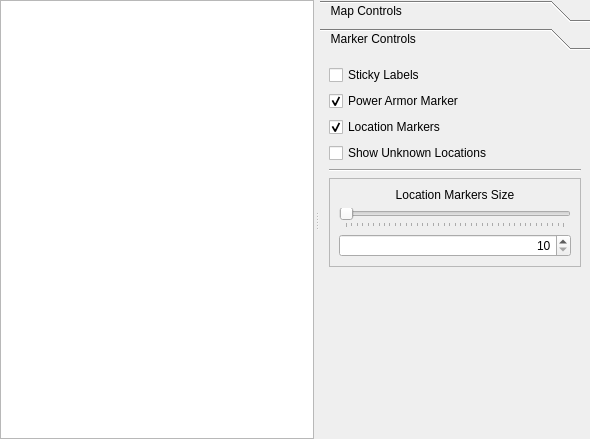
Above: widgets/map/ui/globalmapwidget.ui from matzman666/PyPipboyApp before the change. Below: the same form after it.
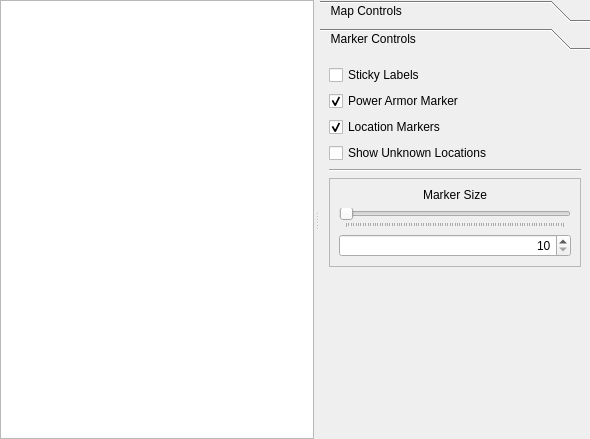
That is the form after the change.

Commit message: Improved marker scaling and location marker pixmap creation. Applied marker scaling to all marker types. Some Bugfixes.

```diff
--- a/widgets/map/ui/globalmapwidget.ui
+++ b/widgets/map/ui/globalmapwidget.ui
@@ -229,8 +229,8 @@
            <rect>
             <x>0</x>
             <y>0</y>
-            <width>270</width>
-            <height>385</height>
+            <width>316</width>
+            <height>357</height>
            </rect>
           </property>
           <attribute name="label">
@@ -296,7 +296,7 @@
               <item row="0" column="0">
                <widget class="QLabel" name="label">
                 <property name="text">
-                 <string>Location Markers Size</string>
+                 <string>Marker Size</string>
                 </property>
                 <property name="alignment">
                  <set>Qt::AlignCenter</set>
@@ -309,7 +309,7 @@
                  <number>10</number>
                 </property>
                 <property name="maximum">
-                 <number>50</number>
+                 <number>100</number>
                 </property>
                 <property name="orientation">
                  <enum>Qt::Horizontal</enum>
```
Left out of the diff: 6 changed lines with no effect on the pictures. The commit also changes 2 other files.
